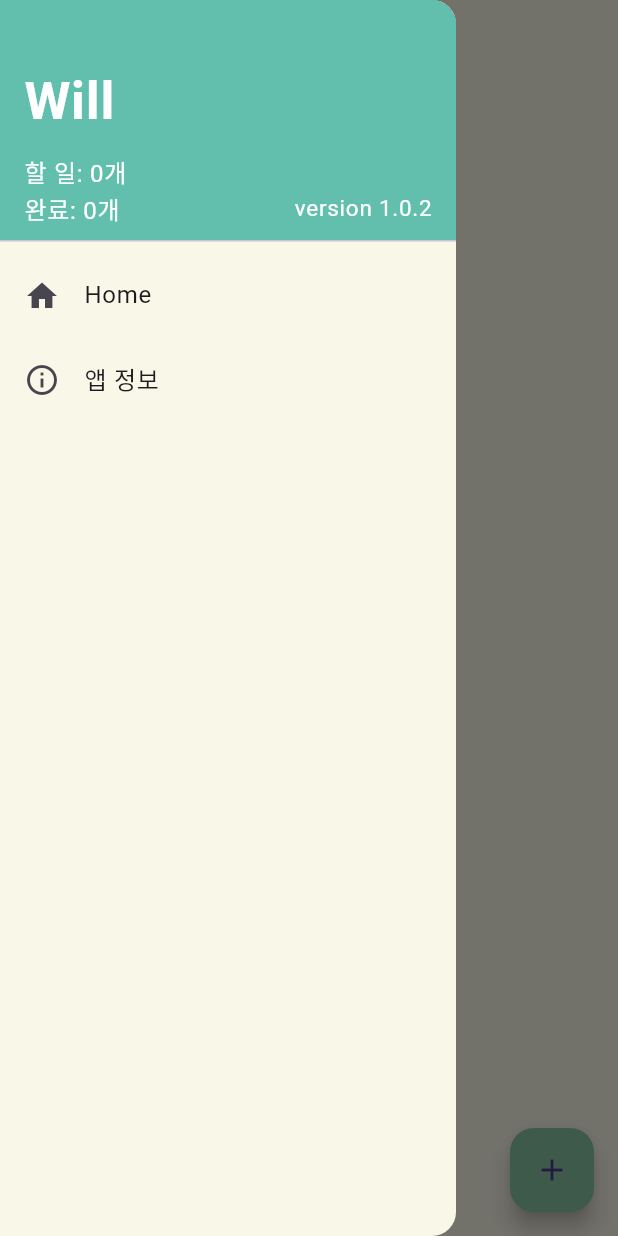
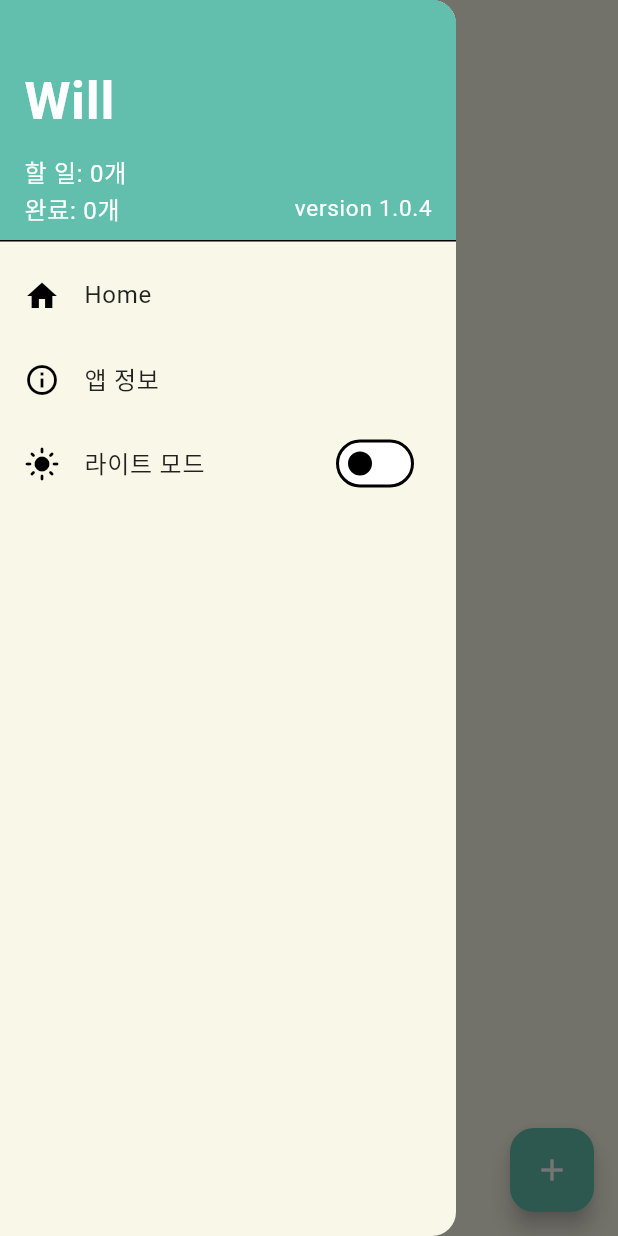
Before and after one commit to roypower6/Will, a Flutter app: the screen it shows after launch, in the side drawer, after a tap on the "menu" icon, on a phone screen of 412 x 824 dp. Run offline on Flutter 3.47's test engine with Material 3 defaults, Android fonts, the phone set to English and light mode, and no system bars; our stand-ins replace eva_icons_flutter, get, shared_preferences, unicons.

Commit message:
2024-12-06 thememode update

```diff
--- /dev/null
+++ b/lib/controllers/theme_controller.dart
@@ -0,0 +1,33 @@
+import 'package:flutter/material.dart';
+import 'package:get/get.dart';
+import 'package:shared_preferences/shared_preferences.dart';
+
+class ThemeController extends GetxController {
+  static const String _storageKey = 'isDarkMode';
+  final _isDarkMode = false.obs;
+
+  bool get isDarkMode => _isDarkMode.value;
+
+  @override
+  void onInit() {
+    super.onInit();
+    loadThemeMode();
+  }
+
+  Future<void> loadThemeMode() async {
+    final prefs = await SharedPreferences.getInstance();
+    _isDarkMode.value = prefs.getBool(_storageKey) ?? false;
+    updateTheme();
+  }
+
+  Future<void> toggleTheme() async {
+    _isDarkMode.value = !_isDarkMode.value;
+    final prefs = await SharedPreferences.getInstance();
+    await prefs.setBool(_storageKey, _isDarkMode.value);
+    updateTheme();
+  }
+
+  void updateTheme() {
+    Get.changeThemeMode(_isDarkMode.value ? ThemeMode.dark : ThemeMode.light);
+  }
+}
--- a/lib/main.dart
+++ b/lib/main.dart
@@ -1,6 +1,7 @@
 import 'package:flutter/material.dart';
 import 'package:will/screens/splash_screen.dart';
 import 'package:get/get.dart';
+import 'package:will/controllers/theme_controller.dart';
 
 void main() {
   runApp(const MyApp());
@@ -11,6 +12,9 @@ class MyApp extends StatelessWidget {
 
   @override
   Widget build(BuildContext context) {
+    // Initialize ThemeController
+    Get.put(ThemeController());
+
     return GetMaterialApp(
       title: 'Will',
       theme: ThemeData(
@@ -18,7 +22,31 @@ class MyApp extends StatelessWidget {
           backgroundColor: Color(0xFFF9F7E8),
         ),
         scaffoldBackgroundColor: const Color(0xFFF9F7E8),
+        brightness: Brightness.light,
+        primaryColor: const Color(0xFF62BFAD),
+        colorScheme: const ColorScheme.light(
+          primary: Color(0xFF62BFAD),
+          secondary: Color(0xFFF87C4C),
+          error: Color(0xFFFF4552),
+          background: Color(0xFFF9F7E8),
+        ),
       ),
+      darkTheme: ThemeData(
+        appBarTheme: const AppBarTheme(
+          backgroundColor: Color(0xFF1E1E1E),
+        ),
+        scaffoldBackgroundColor: const Color(0xFF1E1E1E),
+        brightness: Brightness.dark,
+        primaryColor: const Color(0xFF62BFAD),
+        colorScheme: const ColorScheme.dark(
+          primary: Color(0xFF62BFAD),
+          secondary: Color(0xFFF87C4C),
+          error: Color(0xFFFF4552),
+          background: Color(0xFF1E1E1E),
+          surface: Color(0xFF2C2C2C),
+        ),
+      ),
+      themeMode: ThemeMode.system,
       home: const SplashScreen(),
     );
   }
--- a/lib/screens/home_screen.dart
+++ b/lib/screens/home_screen.dart
@@ -1,14 +1,13 @@
 import 'package:get/get.dart';
 import 'package:flutter/material.dart';
-import 'package:will/controllers/todo_controller.dart'; // 경로 변경됨
+import 'package:will/controllers/todo_controller.dart';
 import 'package:will/widgets/create_dialog.dart';
-import 'package:will/widgets/delete_dialog_widget.dart';
+import 'package:will/widgets/delete_dialog.dart';
 import 'package:will/widgets/empty_state_widget.dart';
 import 'package:will/widgets/left_drawer_widget.dart';
 import 'package:will/widgets/todo_list_widget.dart';
 
 class HomeScreen extends StatelessWidget {
-  // StatefulWidget에서 StatelessWidget으로 변경
   HomeScreen({super.key}) {
     Get.put(TodoController()); // TodoController 초기화
   }
@@ -22,7 +21,6 @@ class HomeScreen extends StatelessWidget {
         title: '새로 할 일',
         submitText: '추가',
         hintText: '할 일을 입력해주세요.',
-        initialValue: '',
       ),
     );
 
@@ -38,27 +36,33 @@ class HomeScreen extends StatelessWidget {
     return Scaffold(
       key: _scaffoldKey,
       drawer: BuildDrawer(todos: controller.todos, context: context),
-      backgroundColor: const Color(0xFFF9F7E8),
+      backgroundColor: Theme.of(context).colorScheme.background,
       body: SafeArea(
         child: Column(
           children: [
             // AppBar
             Padding(
-              padding: const EdgeInsets.all(16.0),
+              padding: const EdgeInsets.all(8.0),
               child: Row(
                 children: [
                   IconButton(
-                    icon: const Icon(Icons.menu),
+                    icon: Icon(
+                      Icons.menu,
+                      color: Theme.of(context).colorScheme.primary,
+                      size: 30,
+                    ),
                     onPressed: () {
                       _scaffoldKey.currentState?.openDrawer();
                     },
                   ),
-                  const Expanded(
+                  const SizedBox(width: 5),
+                  Expanded(
                     child: Text(
-                      'Todo',
+                      'Will',
                       style: TextStyle(
-                        fontSize: 20,
+                        fontSize: 35,
                         fontWeight: FontWeight.bold,
+                        color: Theme.of(context).colorScheme.primary,
                       ),
                     ),
                   ),
@@ -81,8 +85,8 @@ class HomeScreen extends StatelessWidget {
                       builder: (context) => CustomDialog(
                         title: '할 일 수정',
                         submitText: '수정',
-                        hintText: '할 일을 입력하세요.',
-                        initialValue: todos[index].text,
+                        hintText: '할 일을 입력해주세요.',
+                        initialText: todos[index].text,
                       ),
                     );
                     if (result != null && result.isNotEmpty) {
@@ -120,8 +124,8 @@ class HomeScreen extends StatelessWidget {
       ),
       floatingActionButton: FloatingActionButton(
         onPressed: _showAddTodoDialog,
-        backgroundColor: const Color(0xFF87C4A3),
-        child: const Icon(Icons.add),
+        backgroundColor: Theme.of(context).colorScheme.primary,
+        child: const Icon(Icons.add, color: Colors.white),
       ),
     );
   }
--- a/lib/widgets/empty_state_widget.dart
+++ b/lib/widgets/empty_state_widget.dart
@@ -12,14 +12,14 @@ class EmptyState extends StatelessWidget {
           Icon(
             Icons.assignment_outlined,
             size: 64,
-            color: Colors.grey[400],
+            color: Theme.of(context).textTheme.bodyLarge?.color?.withOpacity(0.4),
           ),
           const SizedBox(height: 16),
           Text(
             '아직 할 일이 없습니다.',
             style: TextStyle(
               fontSize: 18,
-              color: Colors.grey[600],
+              color: Theme.of(context).textTheme.bodyLarge?.color?.withOpacity(0.8),
               fontWeight: FontWeight.w500,
             ),
           ),
@@ -28,7 +28,7 @@ class EmptyState extends StatelessWidget {
             '새로운 할 일을 추가해보세요!',
             style: TextStyle(
               fontSize: 14,
-              color: Colors.grey[500],
+              color: Theme.of(context).textTheme.bodyLarge?.color?.withOpacity(0.6),
             ),
           ),
           const SizedBox(height: 100),
--- a/lib/widgets/left_drawer_widget.dart
+++ b/lib/widgets/left_drawer_widget.dart
@@ -1,21 +1,24 @@
 import 'package:flutter/material.dart';
 import 'package:will/models/todo_item_model.dart';
 import 'package:will/screens/app_info_screen.dart';
+import 'package:get/get.dart';
+import 'package:will/controllers/theme_controller.dart';
 
 class BuildDrawer extends StatelessWidget {
+  final List<TodoItem> _todos;
+  final BuildContext context;
+
   const BuildDrawer({
     super.key,
     required List<TodoItem> todos,
     required this.context,
   }) : _todos = todos;
 
-  final List<TodoItem> _todos;
-  final BuildContext context;
-
   @override
   Widget build(BuildContext context) {
     final incompleteTasks = _todos.where((todo) => !todo.isCompleted).length;
     final completedTasks = _todos.where((todo) => todo.isCompleted).length;
+    final themeController = Get.find<ThemeController>();
 
     void navigateTo(BuildContext context, Widget screen) {
       Navigator.pop(context);
@@ -26,13 +29,13 @@ class BuildDrawer extends StatelessWidget {
     }
 
     return Drawer(
-      backgroundColor: const Color(0xFFF9F7E8),
+      backgroundColor: Theme.of(context).colorScheme.background,
       child: ListView(
         padding: EdgeInsets.zero,
         children: [
           DrawerHeader(
-            decoration: const BoxDecoration(
-              color: Color(0xFF62BFAD),
+            decoration: BoxDecoration(
+              color: Theme.of(context).colorScheme.primary,
             ),
             child: Column(
               crossAxisAlignment: CrossAxisAlignment.start,
@@ -59,7 +62,7 @@ class BuildDrawer extends StatelessWidget {
                       style: const TextStyle(color: Colors.white),
                     ),
                     const Text(
-                      'version 1.0.2',
+                      'version 1.0.4',
                       style: TextStyle(color: Colors.white, fontSize: 15),
                     ),
                   ],
@@ -69,14 +72,48 @@ class BuildDrawer extends StatelessWidget {
           ),
           ListTile(
             leading: const Icon(Icons.home),
-            title: const Text('Home'),
+            title: Text(
+              'Home',
+              style: TextStyle(
+                color:
+                    themeController.isDarkMode ? Colors.white : Colors.black87,
+              ),
+            ),
             onTap: () => Navigator.pop(context),
           ),
           ListTile(
             leading: const Icon(Icons.info_outline),
-            title: const Text("앱 정보"),
+            title: Text(
+              "앱 정보",
+              style: TextStyle(
+                color:
+                    themeController.isDarkMode ? Colors.white : Colors.black87,
+              ),
+            ),
             onTap: () => navigateTo(context, const AppInfoScreen()),
           ),
+          Obx(() => GestureDetector(
+                onTap: () {
+                  themeController.toggleTheme();
+                },
+                child: SwitchListTile(
+                  title: Text(themeController.isDarkMode ? '다크 모드' : '라이트 모드',
+                      style: TextStyle(
+                        color: themeController.isDarkMode
+                            ? Colors.white
+                            : Colors.black87,
+                      )),
+                  secondary: Icon(
+                    themeController.isDarkMode
+                        ? Icons.dark_mode
+                        : Icons.light_mode,
+                  ),
+                  value: themeController.isDarkMode,
+                  onChanged: (bool value) {
+                    themeController.toggleTheme();
+                  },
+                ),
+              )),
         ],
       ),
     );
```
Also changed, not shown: lib/widgets/create_dialog.dart (+8 -9 lines), lib/widgets/delete_dialog.dart (renamed from lib/widgets/delete_dialog_widget.dart, +9 -5 lines), lib/widgets/todo_list_widget.dart (+35 -22 lines).
